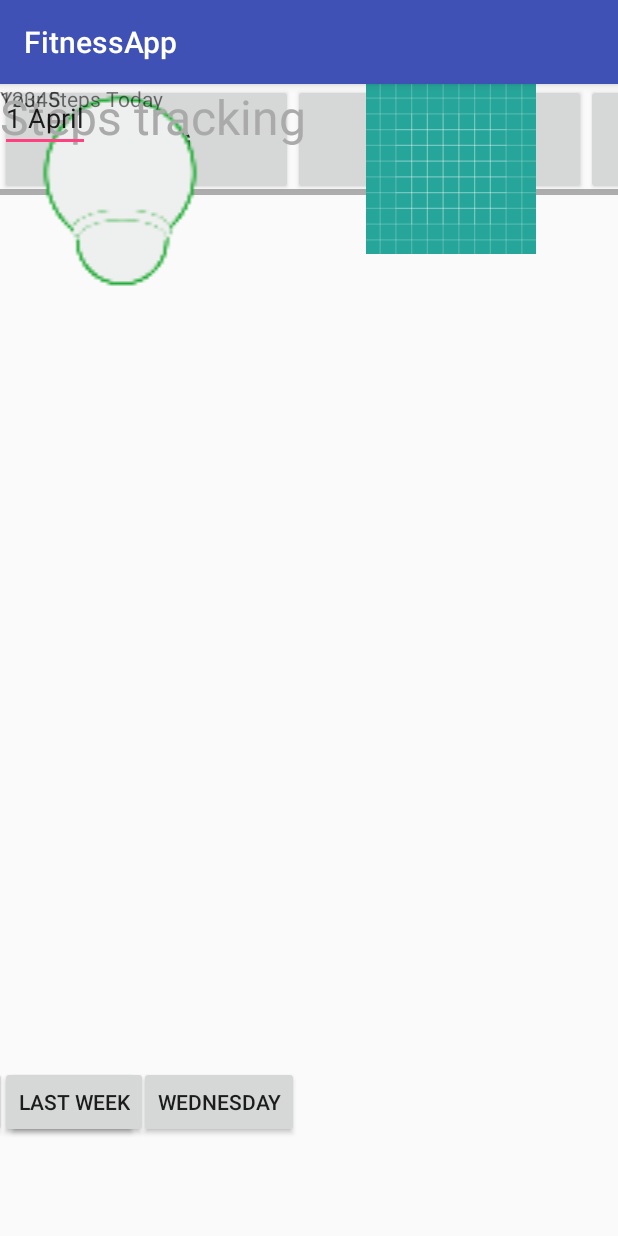
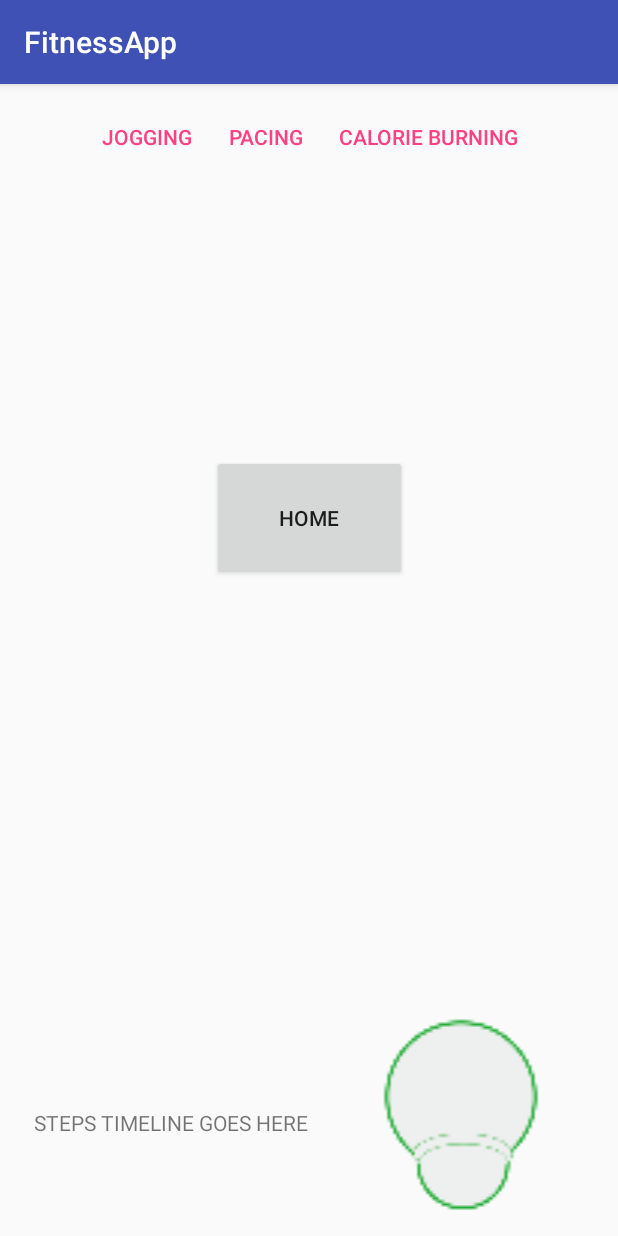
Before and after one commit to memoonaJA/Software-Engineering-Studio-1A-Autumn-2018-Wrk2-Group-5, an Android app: the StepTracking screen opened directly, with no data from a screen before it, on a phone screen of 412 x 824 dp. Run offline under Robolectric (Android 15) with nearby library versions, the phone set to English and light mode, and no system bars.

Commit message:
Fixed UI errors and added basic navigation

```diff
--- a/app/src/main/java/com/example/group5/fitnessapp/StepTracking.java
+++ b/app/src/main/java/com/example/group5/fitnessapp/StepTracking.java
@@ -2,6 +2,7 @@ package com.example.group5.fitnessapp;
 
 import android.support.v7.app.AppCompatActivity;
 import android.os.Bundle;
+import android.view.View;
 
 public class StepTracking extends AppCompatActivity {
 
@@ -10,4 +11,9 @@ public class StepTracking extends AppCompatActivity {
         super.onCreate(savedInstanceState);
         setContentView(R.layout.activity_step_tracking);
     }
+
+    public void homeButton(View view) {
+        // close the current steps tracker activity and return to Self.class
+        this.finish();
+    }
 }
--- a/app/src/main/res/layout/activity_step_tracking.xml
+++ b/app/src/main/res/layout/activity_step_tracking.xml
@@ -6,152 +6,109 @@
     android:layout_height="match_parent"
     tools:context=".StepTracking">
 
+    <TextView
+        android:id="@+id/textView16"
+        android:layout_width="wrap_content"
+        android:layout_height="wrap_content"
+        android:layout_marginEnd="165dp"
+        android:layout_marginRight="165dp"
+        android:layout_marginStart="16dp"
+        android:layout_marginLeft="16dp"
+        android:layout_marginTop="115dp"
+        android:text="Steps tracking"
+        android:textAppearance="@android:style/TextAppearance.DeviceDefault.Large.Inverse"
+        android:textColor="@android:color/darker_gray"
+        android:textSize="32sp"
+        app:layout_constraintEnd_toEndOf="parent"
+        app:layout_constraintStart_toStartOf="parent"
+        app:layout_constraintTop_toBottomOf="@+id/imageView4" />
+
     <HorizontalScrollView
-        android:layout_width="585dp"
-        android:layout_height="74dp"
-        tools:layout_editor_absoluteX="8dp"
-        tools:layout_editor_absoluteY="154dp">
+        android:id="@+id/horizontalScrollView"
+        android:layout_width="wrap_content"
+        android:layout_height="0dp"
+        android:layout_marginEnd="8dp"
+        android:layout_marginStart="8dp"
+        android:layout_marginTop="8dp"
+        app:layout_constraintEnd_toEndOf="parent"
+        app:layout_constraintHorizontal_bias="0.51"
+        app:layout_constraintStart_toStartOf="parent"
+        app:layout_constraintTop_toTopOf="parent">
 
         <LinearLayout
+            style="?android:attr/buttonBarStyle"
             android:layout_width="wrap_content"
             android:layout_height="match_parent"
-            android:orientation="horizontal"
-            tools:layout_editor_absoluteX="8dp"
-            tools:layout_editor_absoluteY="207dp">
+            android:orientation="horizontal">
 
             <Button
-                android:id="@+id/button2"
-                android:layout_width="195dp"
-                android:layout_height="match_parent"
-                android:layout_weight="1"
-                android:text="Jogging"
-                tools:layout_editor_absoluteX="270dp"
-                tools:layout_editor_absoluteY="298dp" />
-
-            <Button
-                android:id="@+id/button3"
-                android:layout_width="195dp"
-                android:layout_height="74dp"
-                android:layout_weight="1"
-                android:text="Pacing"
-                tools:layout_editor_absoluteX="279dp"
-                tools:layout_editor_absoluteY="266dp" />
-
-            <Button
-                android:id="@+id/button4"
-                android:layout_width="195dp"
-                android:layout_height="74dp"
-                android:layout_weight="1"
-                android:text="Calorie Burning" />
-
-        </LinearLayout>
-    </HorizontalScrollView>
-
-    <HorizontalScrollView
-        android:layout_width="480dp"
-        android:layout_height="48dp"
-        android:layout_marginBottom="65dp"
-        android:layout_marginEnd="16dp"
-        android:layout_marginRight="16dp"
-        app:layout_constraintBottom_toBottomOf="parent"
-        app:layout_constraintEnd_toEndOf="parent">
-
-        <LinearLayout
-            android:layout_width="wrap_content"
-            android:layout_height="match_parent"
-            android:orientation="horizontal"
-            tools:layout_editor_absoluteX="8dp"
-            tools:layout_editor_absoluteY="207dp">
-
-            <Button
-                android:id="@+id/button2"
+                android:id="@+id/jogging_button"
+                style="?android:attr/buttonBarButtonStyle"
                 android:layout_width="wrap_content"
                 android:layout_height="wrap_content"
                 android:layout_weight="1"
-                android:text="Monday"
-                tools:layout_editor_absoluteX="270dp"
-                tools:layout_editor_absoluteY="298dp" />
+                android:text="@string/jogging_button" />
 
             <Button
-                android:id="@+id/button3"
+                android:id="@+id/pacing_button"
+                style="?android:attr/buttonBarButtonStyle"
                 android:layout_width="wrap_content"
                 android:layout_height="wrap_content"
                 android:layout_weight="1"
-                android:text="Tuesday"
-                tools:layout_editor_absoluteX="279dp"
-                tools:layout_editor_absoluteY="266dp" />
+                android:text="@string/pacing_button" />
 
             <Button
-                android:id="@+id/button4"
+                android:id="@+id/calorie_burn_button"
+                style="?android:attr/buttonBarButtonStyle"
                 android:layout_width="wrap_content"
                 android:layout_height="wrap_content"
                 android:layout_weight="1"
-                android:text="Wednesday" />
-
+                android:text="@string/calorie_burning_button" />
         </LinearLayout>
     </HorizontalScrollView>
-
-    <ImageView
-        android:id="@+id/imageView3"
-        android:layout_width="569dp"
-        android:layout_height="113dp"
-        android:layout_marginLeft="16dp"
-        android:layout_marginStart="16dp"
-        app:layout_constraintStart_toStartOf="parent"
-        app:srcCompat="@drawable/ic_launcher_background"
-        tools:layout_editor_absoluteY="17dp" />
 
     <ImageView
         android:id="@+id/imageView4"
         android:layout_width="162dp"
         android:layout_height="144dp"
-        app:srcCompat="@mipmap/ic_bulb"
-        tools:layout_editor_absoluteX="219dp"
-        tools:layout_editor_absoluteY="372dp" />
+        android:layout_marginBottom="8dp"
+        android:layout_marginEnd="8dp"
+        android:layout_marginRight="8dp"
+        android:contentDescription="placeholder"
+        app:layout_constraintBottom_toBottomOf="parent"
+        app:layout_constraintEnd_toEndOf="parent"
+        app:layout_constraintHorizontal_bias="0.5"
+        app:layout_constraintStart_toEndOf="@+id/textView5"
+        app:srcCompat="@mipmap/ic_bulb" />
 
     <TextView
-        android:id="@+id/textView14"
+        android:id="@+id/textView5"
         android:layout_width="wrap_content"
-        android:layout_height="wrap_content"
-        android:text="Your Steps Today"
-        tools:layout_editor_absoluteX="243dp"
-        tools:layout_editor_absoluteY="396dp" />
-
-    <TextView
-        android:id="@+id/textView15"
-        android:layout_width="wrap_content"
-        android:layout_height="wrap_content"
-        android:contentDescription="@string/app_name"
-        android:text="12345"
-        tools:layout_editor_absoluteX="280dp"
-        tools:layout_editor_absoluteY="451dp" />
-
-    <TextView
-        android:id="@+id/textView16"
-        android:layout_width="wrap_content"
-        android:layout_height="wrap_content"
-        android:text="Steps tracking"
-        android:textAppearance="@android:style/TextAppearance.DeviceDefault.Large.Inverse"
-        android:textColor="@android:color/darker_gray"
-        android:textSize="32sp"
-        tools:layout_editor_absoluteX="16dp"
-        tools:layout_editor_absoluteY="618dp" />
+        android:layout_height="77dp"
+        android:layout_marginBottom="8dp"
+        android:layout_marginEnd="8dp"
+        android:layout_marginStart="8dp"
+        android:text="STEPS TIMELINE GOES HERE"
+        app:layout_constraintBottom_toBottomOf="parent"
+        app:layout_constraintEnd_toStartOf="@+id/imageView4"
+        app:layout_constraintHorizontal_bias="0.5"
+        app:layout_constraintStart_toStartOf="parent" />
 
     <Button
-        android:id="@+id/button5"
-        android:layout_width="wrap_content"
-        android:layout_height="wrap_content"
-        android:layout_marginBottom="65dp"
-        android:text="Last Week"
+        android:id="@+id/home_button"
+        android:layout_width="130dp"
+        android:layout_height="83dp"
+        android:layout_marginBottom="8dp"
+        android:layout_marginTop="8dp"
+        android:onClick="homeButton"
+        android:text="@string/home_button"
         app:layout_constraintBottom_toBottomOf="parent"
-        tools:layout_editor_absoluteX="16dp" />
-
-    <AutoCompleteTextView
-        android:id="@+id/autoCompleteTextView"
-        android:layout_width="wrap_content"
-        android:layout_height="wrap_content"
-        android:text="1 April"
-        tools:layout_editor_absoluteX="263dp"
-        tools:layout_editor_absoluteY="825dp" />
+        app:layout_constraintEnd_toEndOf="parent"
+        app:layout_constraintHorizontal_chainStyle="packed"
+        app:layout_constraintLeft_toLeftOf="parent"
+        app:layout_constraintRight_toRightOf="parent"
+        app:layout_constraintStart_toStartOf="parent"
+        app:layout_constraintTop_toBottomOf="@+id/horizontalScrollView"
+        app:layout_constraintVertical_bias="0.292" />
 
 </android.support.constraint.ConstraintLayout>
--- a/app/src/main/res/values/strings.xml
+++ b/app/src/main/res/values/strings.xml
@@ -1,3 +1,13 @@
 <resources>
     <string name="app_name">FitnessApp</string>
+    <string name="jogging_button">Jogging</string>
+    <string name="pacing_button">Pacing</string>
+    <string name="calorie_burning_button">Calorie Burning</string>
+    <string name="home_button">Home</string>
+    <string name="login_header">User Login</string>
+    <string name="edit_username">Username</string>
+    <string name="edit_password">Password</string>
+    <string name="login_confirm">Login</string>
+    <string name="step_tracker">Steps Tracker</string>
+    <string name="personal_statistics">Personal Statistics</string>
 </resources>
--- a/app/src/main/res/values/styles.xml
+++ b/app/src/main/res/values/styles.xml
@@ -7,5 +7,4 @@
         <item name="colorPrimaryDark">@color/colorPrimaryDark</item>
         <item name="colorAccent">@color/colorAccent</item>
     </style>
-
 </resources>
```
Also changed, not shown: app/src/main/java/com/example/group5/fitnessapp/MainPage.java (+11 -0 lines), app/src/main/java/com/example/group5/fitnessapp/Self.java (+7 -0 lines), app/src/main/res/layout/activity_main_page.xml (+50 -93 lines), app/src/main/res/layout/activity_self.xml (+16 -5 lines).
